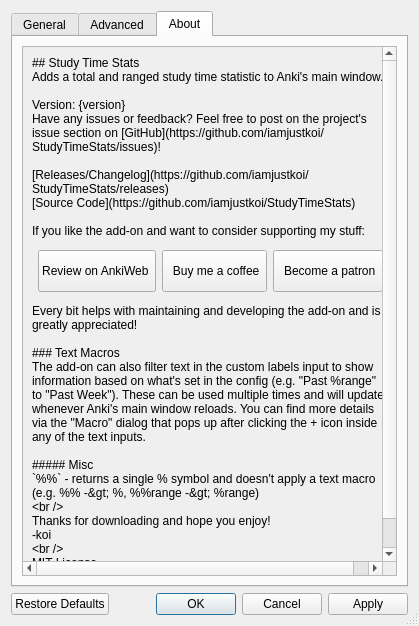
Qt form res/ui/options_dialog.ui (iamjustkoi/StudyTimeStats) before a commit.
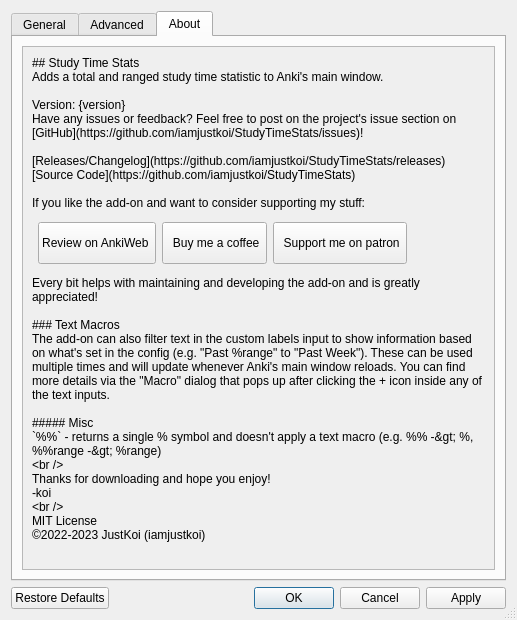
The same form after that commit. The open tabs and pages were chosen to show the change. Icons and pictures are not drawn.

Commit message: Add markdown rendering and about tab size updates

What changed in the file:
```diff
--- a/res/ui/options_dialog.ui
+++ b/res/ui/options_dialog.ui
@@ -10,8 +10,8 @@
    <rect>
     <x>0</x>
     <y>0</y>
-    <width>419</width>
-    <height>626</height>
+    <width>517</width>
+    <height>620</height>
    </rect>
   </property>
   <property name="windowTitle">
@@ -302,7 +302,7 @@
        <item>
         <widget class="QScrollArea" name="scroll_area">
          <property name="sizePolicy">
-          <sizepolicy hsizetype="Preferred" vsizetype="Preferred">
+          <sizepolicy hsizetype="Expanding" vsizetype="Expanding">
            <horstretch>0</horstretch>
            <verstretch>0</verstretch>
           </sizepolicy>
@@ -313,16 +313,13 @@
          <property name="widgetResizable">
           <bool>true</bool>
          </property>
-         <property name="alignment">
-          <set>Qt::AlignLeading|Qt::AlignLeft|Qt::AlignTop</set>
-         </property>
          <widget class="QWidget" name="about_scroll">
           <property name="geometry">
            <rect>
             <x>0</x>
             <y>0</y>
-            <width>449</width>
-            <height>516</height>
+            <width>473</width>
+            <height>527</height>
            </rect>
           </property>
           <property name="sizePolicy">
@@ -335,7 +332,7 @@
            <item>
             <widget class="QLabel" name="about_label_header">
              <property name="sizePolicy">
-              <sizepolicy hsizetype="Preferred" vsizetype="Expanding">
+              <sizepolicy hsizetype="Preferred" vsizetype="Preferred">
                <horstretch>0</horstretch>
                <verstretch>0</verstretch>
               </sizepolicy>
@@ -353,7 +350,7 @@
 If you like the add-on and want to consider supporting my stuff:</string>
              </property>
              <property name="textFormat">
-              <enum>Qt::PlainText</enum>
+              <enum>Qt::AutoText</enum>
              </property>
              <property name="alignment">
               <set>Qt::AlignLeading|Qt::AlignLeft|Qt::AlignTop</set>
@@ -490,7 +487,7 @@
                  <enum>Qt::CustomContextMenu</enum>
                 </property>
                 <property name="text">
-                 <string>  Become a patron </string>
+                 <string>  Support me on patron </string>
                 </property>
                 <property name="icon">
                  <iconset>
@@ -531,7 +528,7 @@
 ©2022-2023 JustKoi (iamjustkoi)</string>
              </property>
              <property name="textFormat">
-              <enum>Qt::PlainText</enum>
+              <enum>Qt::AutoText</enum>
              </property>
              <property name="alignment">
               <set>Qt::AlignLeading|Qt::AlignLeft|Qt::AlignTop</set>
```
Left out of the diff: 2 changed lines with no effect on the pictures. The commit also changes 2 other files.
